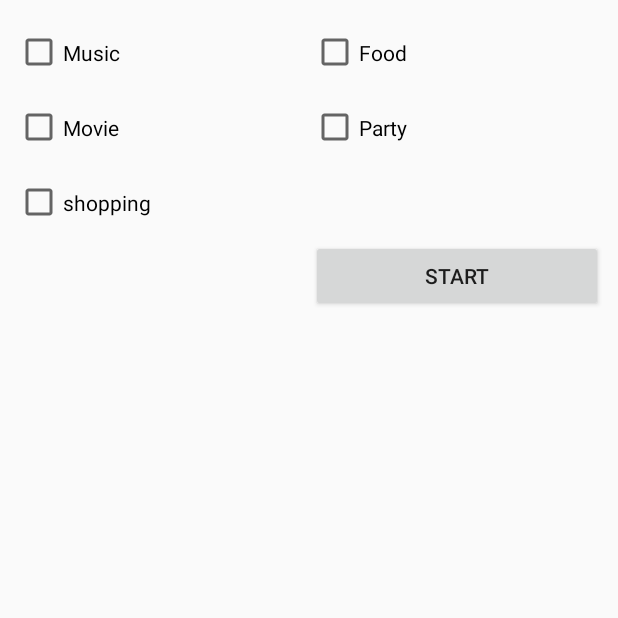
After one commit to 5l1v3r1/myPort, an Android app: the StartedActivity screen opened directly, with no data from a screen before it, on a phone screen of 412 x 824 dp, the top half of it. The commit adds this screen. Run offline under Robolectric (Android 15) with nearby library versions, the phone set to English and light mode, and no system bars; network calls fail.

Commit message:
airport operation process

```diff
--- /dev/null
+++ b/app/src/main/java/myport/sharkletvecihi/com/myport/Activities/StartedActivity.java
@@ -0,0 +1,120 @@
+package myport.sharkletvecihi.com.myport.Activities;
+
+import android.content.Intent;
+import android.support.v7.app.AppCompatActivity;
+import android.os.Bundle;
+import android.view.View;
+import android.widget.Button;
+import android.widget.CheckBox;
+import android.widget.CompoundButton;
+import android.widget.Toast;
+
+import java.util.HashMap;
+
+import myport.sharkletvecihi.com.myport.R;
+
+public class StartedActivity extends AppCompatActivity
+{
+
+    private CheckBox checkBox1;
+    private CheckBox checkBox2;
+    private CheckBox checkBox3;
+    private CheckBox checkBox4;
+    private CheckBox checkBox5;
+    private Button buttonStart;
+
+    private static HashMap<String, String> selected = new HashMap<>();
+
+    @Override
+    protected void onCreate(Bundle savedInstanceState)
+    {
+        super.onCreate(savedInstanceState);
+        setContentView(R.layout.activity_started);
+
+        checkBox1 = (CheckBox) findViewById(R.id.chkbox_1);
+        checkBox1.setOnCheckedChangeListener(new CompoundButton.OnCheckedChangeListener()
+        {
+            @Override
+            public void onCheckedChanged(CompoundButton buttonView, boolean isChecked)
+            {
+                if(isChecked)
+                    selected.put("Music", "Music");
+                else
+                    selected.remove("Music");
+            }
+        });
+
+        checkBox2 = (CheckBox) findViewById(R.id.chkbox_2);
+        checkBox2.setOnCheckedChangeListener(new CompoundButton.OnCheckedChangeListener()
+        {
+            @Override
+            public void onCheckedChanged(CompoundButton buttonView, boolean isChecked)
+            {
+                if(isChecked)
+                    selected.put("Food", "Food");
+                else
+                    selected.remove("Food");
+            }
+        });
+
+        checkBox3 = (CheckBox) findViewById(R.id.chkbox_3);
+        checkBox3.setOnCheckedChangeListener(new CompoundButton.OnCheckedChangeListener()
+        {
+            @Override
+            public void onCheckedChanged(CompoundButton buttonView, boolean isChecked)
+            {
+                if(isChecked)
+                    selected.put("Movie", "Movie");
+                else
+                    selected.remove("Movie");
+            }
+        });
+
+        checkBox4 = (CheckBox) findViewById(R.id.chkbox_4);
+        checkBox4.setOnCheckedChangeListener(new CompoundButton.OnCheckedChangeListener()
+        {
+            @Override
+            public void onCheckedChanged(CompoundButton buttonView, boolean isChecked)
+            {
+                if(isChecked)
+                    selected.put("Party", "Party");
+                else
+                    selected.remove("Party");
+            }
+        });
+
+        checkBox5 = (CheckBox) findViewById(R.id.chkbox_5);
+        checkBox5.setOnCheckedChangeListener(new CompoundButton.OnCheckedChangeListener()
+        {
+            @Override
+            public void onCheckedChanged(CompoundButton buttonView, boolean isChecked)
+            {
+                if(isChecked)
+                    selected.put("Shopping", "Shopping");
+                else
+                    selected.remove("Shopping");
+            }
+        });
+
+        buttonStart = (Button) findViewById(R.id.btn_start);
+        buttonStart.setOnClickListener(new View.OnClickListener()
+        {
+            @Override
+            public void onClick(View v)
+            {
+                if(selected.size()<3)
+                    Toast.makeText(getApplicationContext(), "Plase select 3 or more.", Toast.LENGTH_LONG).show();
+                else
+                {
+                    Intent intent = new Intent(v.getContext(), MainActivity.class);
+                    startActivity(intent);
+                }
+            }
+        });
+    }
+
+    public static HashMap<String, String> getSelected()
+    {
+        return selected;
+    }
+}
--- a/app/src/main/java/myport/sharkletvecihi/com/myport/Fragments/addflight.java
+++ b/app/src/main/java/myport/sharkletvecihi/com/myport/Fragments/addflight.java
@@ -89,11 +89,6 @@ public class addflight extends Fragment {
 
             // Pass second argument as "null" for GET requests
 
-
-
-
-
-
         /* Add your Requests to the RequestQueue to execute */
 
 
--- /dev/null
+++ b/app/src/main/res/layout/activity_started.xml
@@ -0,0 +1,60 @@
+<?xml version="1.0" encoding="utf-8"?>
+<android.support.constraint.ConstraintLayout xmlns:android="http://schemas.android.com/apk/res/android"
+    xmlns:app="http://schemas.android.com/apk/res-auto"
+    xmlns:tools="http://schemas.android.com/tools"
+    android:layout_width="match_parent"
+    android:layout_height="match_parent"
+    tools:context=".Activities.StartedActivity">
+
+    <TableLayout
+        android:padding="10dp"
+        android:layout_width="match_parent"
+        android:layout_height="match_parent"
+        android:stretchColumns="*">
+
+        <TableRow>
+            <android.support.v7.widget.AppCompatCheckBox
+                android:id="@+id/chkbox_1"
+                android:layout_gravity="center_vertical"
+                android:layout_height="50dp"
+                android:text="Music"/>
+
+            <android.support.v7.widget.AppCompatCheckBox
+                android:id="@+id/chkbox_2"
+                android:layout_gravity="center_vertical"
+                android:layout_height="50dp"
+                android:text="Food"/>
+        </TableRow>
+
+        <TableRow>
+            <android.support.v7.widget.AppCompatCheckBox
+                android:id="@+id/chkbox_3"
+                android:layout_gravity="center_vertical"
+                android:layout_height="50dp"
+                android:text="Movie"/>
+
+            <android.support.v7.widget.AppCompatCheckBox
+                android:id="@+id/chkbox_4"
+                android:layout_gravity="center_vertical"
+                android:layout_height="50dp"
+                android:text="Party"/>
+        </TableRow>
+
+        <TableRow>
+            <android.support.v7.widget.AppCompatCheckBox
+                android:id="@+id/chkbox_5"
+                android:layout_gravity="center_vertical"
+                android:layout_height="50dp"
+                android:text="shopping"/>
+
+        </TableRow>
+
+        <TableRow>
+                <TextView />
+                <Button
+                    android:id="@+id/btn_start"
+                    android:text="Start"/>
+        </TableRow>
+    </TableLayout>
+
+</android.support.constraint.ConstraintLayout>
--- a/app/src/main/res/layout/fragment_addflight.xml
+++ b/app/src/main/res/layout/fragment_addflight.xml
@@ -29,8 +29,7 @@
             <android.support.v7.widget.Toolbar
                 android:id="@+id/toolbar"
                 android:layout_width="match_parent"
-                android:layout_height="?attr/actionBarSize"
-                >
+                android:layout_height="?attr/actionBarSize">
 
                 <android.support.design.widget.FloatingActionButton
                     android:id="@+id/flightbackbtn"
```
Also changed, not shown: app/src/main/AndroidManifest.xml (+6 -2 lines), app/src/main/java/myport/sharkletvecihi/com/myport/Activities/fragmentActivity.java (+20 -7 lines).
